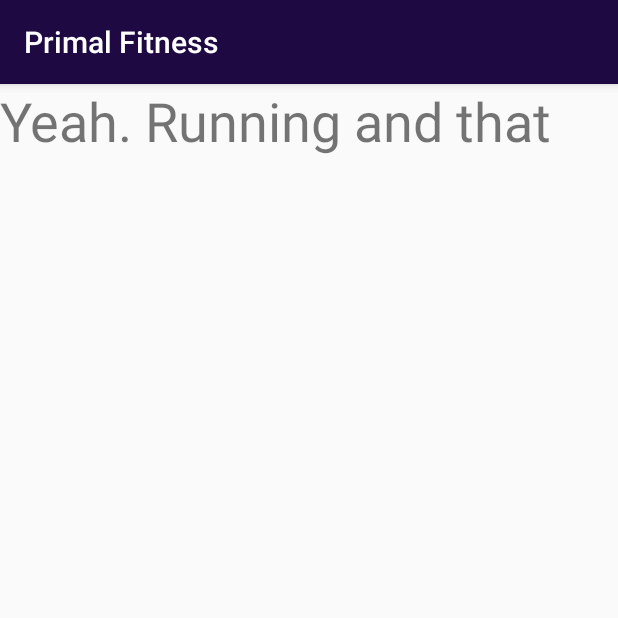
After one commit to crobertson97/Primal-Fitness-Honours-Project, an Android app: the FitnessActivity screen opened directly, with no data from a screen before it, on a phone screen of 412 x 824 dp, the top half of it. The commit adds this screen. Run offline under Robolectric (Android 15) with nearby library versions, the light colour scheme and no system bars.

Commit message:
Added Fitness and Nutrition pages

```diff
--- a/app/src/main/AndroidManifest.xml
+++ b/app/src/main/AndroidManifest.xml
@@ -32,6 +32,8 @@
         <activity
             android:name=".PlansActivity"
             android:screenOrientation="portrait" />
+        <activity android:name=".NutritionActivity" />
+        <activity android:name=".FitnessActivity"></activity>
     </application>
 
 </manifest>
--- a/app/src/main/java/com/example/crobe/primalfitness/DashboardFragment.java
+++ b/app/src/main/java/com/example/crobe/primalfitness/DashboardFragment.java
@@ -45,10 +45,10 @@
                 startActivity(new Intent(getActivity(), PlansActivity.class));
                 break;
             case R.id.fitnessImage:
-                Toast.makeText(getActivity(), "Yeah! Fitness my dude!", Toast.LENGTH_LONG).show();
+                startActivity(new Intent(getActivity(), FitnessActivity.class));
                 break;
             case R.id.nutritionImage:
-                Toast.makeText(getActivity(), "Yeah! Nutrition my dude!", Toast.LENGTH_LONG).show();
+                startActivity(new Intent(getActivity(), NutritionActivity.class));
                 break;
             case R.id.messageImage:
                 Toast.makeText(getActivity(), "Yeah! Messages my dude!", Toast.LENGTH_LONG).show();
--- /dev/null
+++ b/app/src/main/java/com/example/crobe/primalfitness/FitnessActivity.java
@@ -0,0 +1,13 @@
+package com.example.crobe.primalfitness;
+
+import android.os.Bundle;
+import android.support.v7.app.AppCompatActivity;
+
+public class FitnessActivity extends AppCompatActivity {
+
+    @Override
+    protected void onCreate(Bundle savedInstanceState) {
+        super.onCreate(savedInstanceState);
+        setContentView(R.layout.activity_fitness);
+    }
+}
--- /dev/null
+++ b/app/src/main/res/layout/activity_fitness.xml
@@ -0,0 +1,16 @@
+<?xml version="1.0" encoding="utf-8"?>
+<android.support.constraint.ConstraintLayout xmlns:android="http://schemas.android.com/apk/res/android"
+    xmlns:tools="http://schemas.android.com/tools"
+    android:layout_width="match_parent"
+    android:layout_height="match_parent"
+    tools:context=".FitnessActivity">
+
+    <TextView
+        android:id="@+id/textView4"
+        android:layout_width="wrap_content"
+        android:layout_height="wrap_content"
+        android:text="Yeah. Running and that"
+        android:textSize="36sp"
+        tools:layout_editor_absoluteX="20dp"
+        tools:layout_editor_absoluteY="244dp" />
+</android.support.constraint.ConstraintLayout>
```
Also changed, not shown: app/src/main/java/com/example/crobe/primalfitness/NutritionActivity.java (added, +13 -0 lines), app/src/main/res/layout/activity_nutrition.xml (added, +16 -0 lines).
